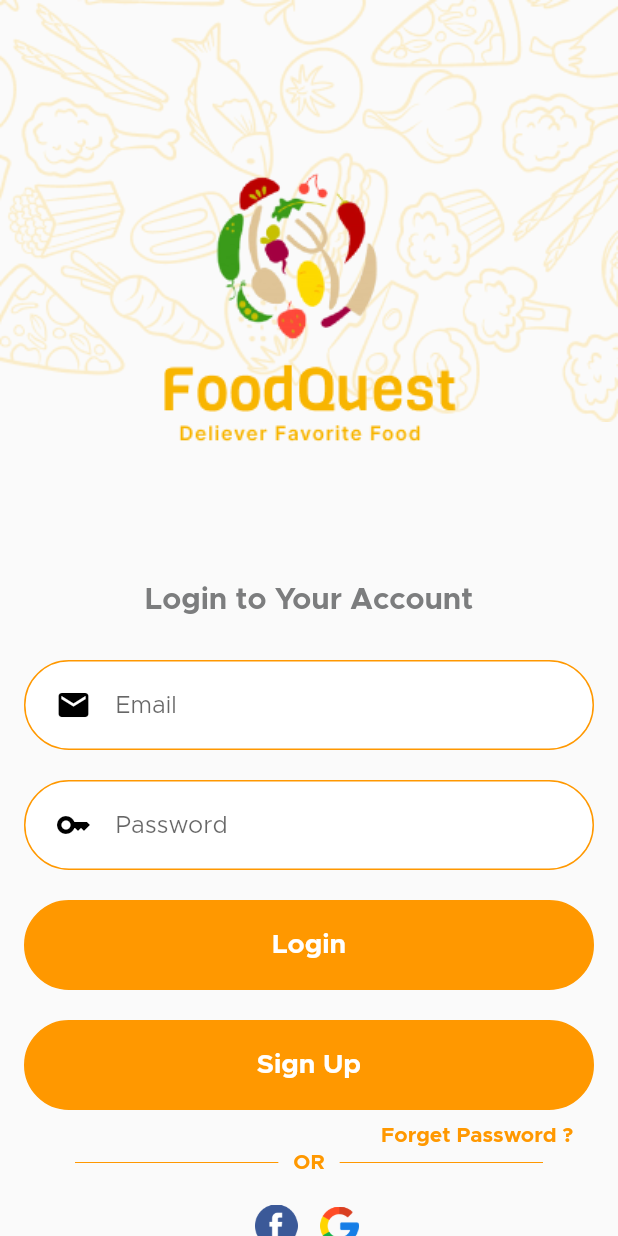
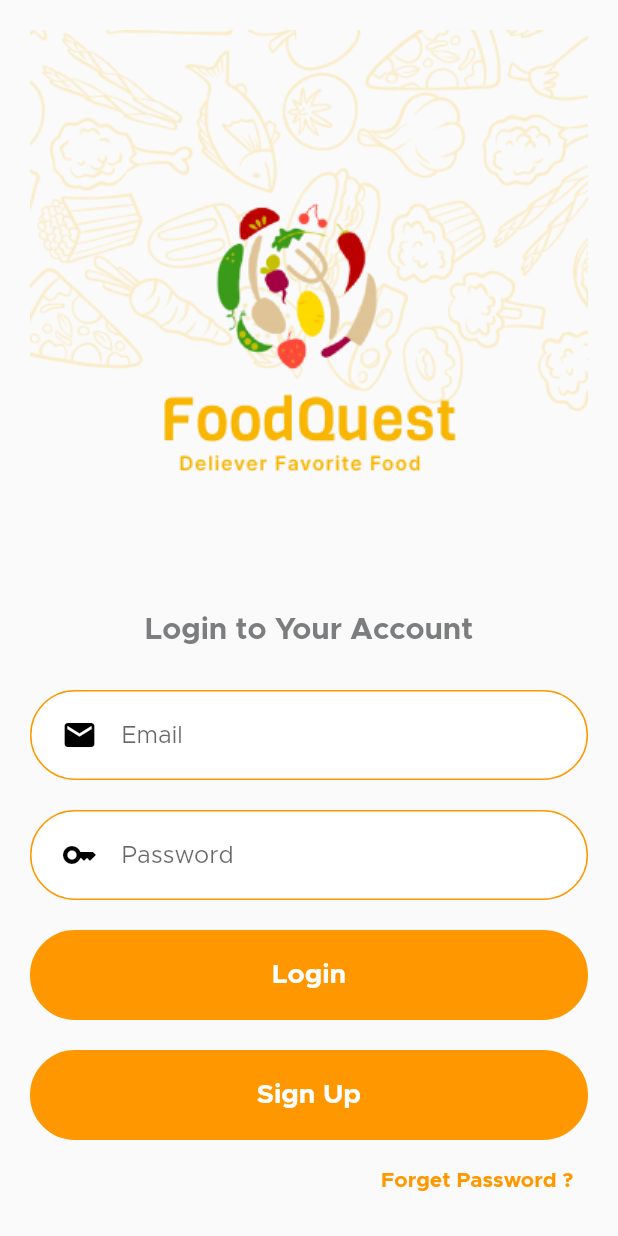
Before and after one commit to anishumanisa/FoodQuest, a Flutter app: the LoginScreen screen opened by its route, on a phone screen of 412 x 824 dp. Run offline on Flutter 3.47's test engine with Material 2 defaults, Android fonts, the phone set to English and light mode, and no system bars; our stand-ins replace carousel_slider, lottie.

Commit message:
fixing login screen and payments page

```diff
--- a/foodquest/lib/login/loginScreen.dart
+++ b/foodquest/lib/login/loginScreen.dart
@@ -19,6 +19,8 @@ class _LoginScreenState extends State<LoginScreen> {
   Widget build(BuildContext context) {
     return Scaffold(
       body: SingleChildScrollView(
+        child: Padding(
+          padding: const EdgeInsets.symmetric(vertical: 20, horizontal: 20),
           child: Column(
             children: [
               Stack(
@@ -43,7 +45,8 @@ class _LoginScreenState extends State<LoginScreen> {
               ),
               Container(
                 child: Text("Login to Your Account",
-                  style: TextStyle(fontSize: 20, fontWeight: FontWeight.bold)),
+                    style:
+                        TextStyle(fontSize: 20, fontWeight: FontWeight.bold)),
               ),
               SizedBox(
                 height: 20,
@@ -51,7 +54,8 @@ class _LoginScreenState extends State<LoginScreen> {
               Container(
                 width: 380,
                 margin: const EdgeInsets.symmetric(vertical: 10),
-              padding: const EdgeInsets.symmetric(horizontal: 20, vertical: 5),
+                padding:
+                    const EdgeInsets.symmetric(horizontal: 20, vertical: 5),
                 decoration: BoxDecoration(
                     border: Border.all(color: Colors.orange),
                     borderRadius: BorderRadius.circular(30),
@@ -67,7 +71,8 @@ class _LoginScreenState extends State<LoginScreen> {
               Container(
                 width: 380,
                 margin: const EdgeInsets.symmetric(vertical: 10),
-              padding: const EdgeInsets.symmetric(horizontal: 20, vertical: 5),
+                padding:
+                    const EdgeInsets.symmetric(horizontal: 20, vertical: 5),
                 decoration: BoxDecoration(
                     border: Border.all(color: Colors.orange),
                     borderRadius: BorderRadius.circular(30),
@@ -129,22 +134,28 @@ class _LoginScreenState extends State<LoginScreen> {
                   ),
                 ),
               ),
+
+              SizedBox(
+                height: 10,
+              ),
               GestureDetector(
                 onTap: () => Navigator.of(context)
                     .pushReplacementNamed(SentOtpScreen.routeName),
                 child: Container(
-                child: Padding(
-                  padding: const EdgeInsets.symmetric(
-                    horizontal: 30,
+                  child: const Padding(
+                    padding: EdgeInsets.symmetric(
+                      horizontal: 10,
                     ),
                     child: Row(
                       mainAxisAlignment: MainAxisAlignment.end,
                       children: [
-                      Text(
+                        SizedBox(
+                          child: Text(
                             "Forget Password ?",
                             style: TextStyle(
                               fontWeight: FontWeight.bold,
                               color: Colors.orange,
+                            ),
                           ),
                         ),
                       ],
@@ -155,51 +166,52 @@ class _LoginScreenState extends State<LoginScreen> {
               SizedBox(
                 height: 3,
               ),
-            Row(children: const <Widget>[
-              Expanded(
-                  child: Divider(
-                color: Colors.orange,
-                endIndent: 10,
-                indent: 50,
-              )),
-              InkWell(
-                child: Text(
-                  "OR",
-                  style: TextStyle(
-                      fontSize: 14,
-                      fontWeight: FontWeight.bold,
-                      color: Colors.orange),
-                ),
-              ),
-              Expanded(
-                  child: Divider(
-                color: Colors.orange,
-                indent: 10,
-                endIndent: 50,
-              )),
-            ]),
+              // Row(children: const <Widget>[
+              //   Expanded(
+              //       child: Divider(
+              //     color: Colors.orange,
+              //     endIndent: 10,
+              //     indent: 50,
+              //   )),
+              //   InkWell(
+              //     child: Text(
+              //       "OR",
+              //       style: TextStyle(
+              //           fontSize: 14,
+              //           fontWeight: FontWeight.bold,
+              //           color: Colors.orange),
+              //     ),
+              //   ),
+              //   Expanded(
+              //       child: Divider(
+              //     color: Colors.orange,
+              //     indent: 10,
+              //     endIndent: 50,
+              //   )),
+              // ]),
               Padding(
                 padding:
-                  const EdgeInsets.symmetric(horizontal: 170, vertical: 20),
+                    const EdgeInsets.symmetric(horizontal: 150, vertical: 20),
                 child: Row(
                   children: [
-                  Image.asset(
-                    Helper.getAssetName("facebook.png", "virtual"),
-                    scale: 18,
-                  ),
-                  SizedBox(
-                    width: 15,
-                  ),
-                  Image.asset(
-                    Helper.getAssetName("google.png", "virtual"),
-                    scale: 20,
-                  ),
+                    // Image.asset(
+                    //   Helper.getAssetName("facebook.png", "virtual"),
+                    //   scale: 18,
+                    // ),
+                    // SizedBox(
+                    //   width: 15,
+                    // ),
+                    // Image.asset(
+                    //   Helper.getAssetName("google.png", "virtual"),
+                    //   scale: 20,
+                    // ),
                   ],
                 ),
               ),
             ],
           ),
         ),
+      ),
     );
   }
 }
```
Also changed, not shown: foodquest/lib/onboard/onboarding_page.dart (+11 -2 lines), foodquest/lib/screens/IndividualItem.dart (+126 -162 lines), foodquest/lib/screens/paymentScreen.dart (+8 -21 lines), foodquest/lib/widgets/customNavBar.dart (+12 -5 lines). Lines whose indentation alone changed are shown as unchanged.
